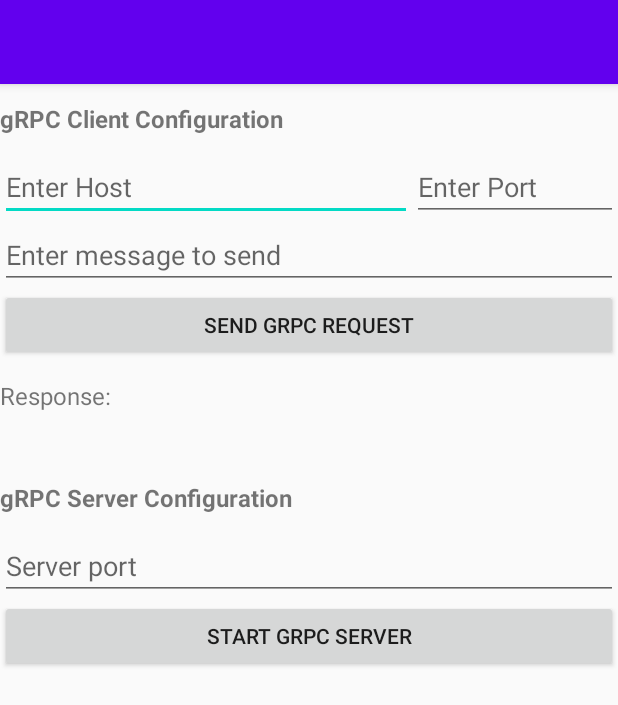
After one commit to narakai/logindemo, an Android app: the HelloworldActivity screen opened directly, with no data from a screen before it, on a phone screen of 412 x 824 dp. The commit adds this screen. Shown: the top 705 px of the screen. Run offline under Robolectric (Android 15) with nearby library versions, the phone set to English and light mode, and no system bars.

Commit message:
run gRPC helloworld demo application successfully

```diff
--- a/android/app/src/main/AndroidManifest.xml
+++ b/android/app/src/main/AndroidManifest.xml
@@ -1,6 +1,8 @@
 <?xml version="1.0" encoding="utf-8"?>
 <manifest xmlns:android="http://schemas.android.com/apk/res/android"
     package="com.tencent.logindemo">
+
+    <uses-permission android:name="android.permission.INTERNET"/>
 
     <application
         android:allowBackup="true"
@@ -16,6 +18,7 @@
                 <category android:name="android.intent.category.LAUNCHER" />
             </intent-filter>
         </activity>
+        <activity android:name=".HelloworldActivity" />
     </application>
 
 </manifest>
--- /dev/null
+++ b/android/app/src/main/res/layout/activity_helloworld.xml
@@ -0,0 +1,89 @@
+<LinearLayout xmlns:android="http://schemas.android.com/apk/res/android"
+    xmlns:tools="http://schemas.android.com/tools"
+    android:layout_width="match_parent"
+    android:layout_height="match_parent"
+    android:orientation="vertical"
+    tools:context=".HelloworldActivity">
+
+    <TextView
+        android:layout_width="match_parent"
+        android:layout_height="wrap_content"
+        android:paddingTop="12dp"
+        android:paddingBottom="12dp"
+        android:text="gRPC Client Configuration"
+        android:textSize="16sp"
+        android:textStyle="bold" />
+
+    <LinearLayout
+        android:layout_width="match_parent"
+        android:layout_height="wrap_content"
+        android:orientation="horizontal">
+
+        <EditText
+            android:id="@+id/host_edit_text"
+            android:layout_width="0dp"
+            android:layout_height="wrap_content"
+            android:layout_weight="2"
+            android:hint="Enter Host" />
+
+        <EditText
+            android:id="@+id/port_edit_text"
+            android:layout_width="0dp"
+            android:layout_height="wrap_content"
+            android:layout_weight="1"
+            android:hint="Enter Port"
+            android:inputType="numberDecimal" />
+    </LinearLayout>
+
+
+    <EditText
+        android:id="@+id/message_edit_text"
+        android:layout_width="match_parent"
+        android:layout_height="wrap_content"
+        android:hint="Enter message to send" />
+
+    <Button
+        android:id="@+id/send_button"
+        android:layout_width="match_parent"
+        android:layout_height="wrap_content"
+        android:onClick="sendMessage"
+        android:text="Send gRPC Request" />
+
+    <TextView
+        android:layout_width="match_parent"
+        android:layout_height="wrap_content"
+        android:paddingTop="12dp"
+        android:paddingBottom="12dp"
+        android:text="Response:"
+        android:textSize="16sp" />
+
+    <TextView
+        android:id="@+id/grpc_response_text"
+        android:layout_width="match_parent"
+        android:layout_height="wrap_content"
+        android:scrollbars="vertical"
+        android:textSize="16sp" />
+
+    <TextView
+        android:layout_width="match_parent"
+        android:layout_height="wrap_content"
+        android:paddingTop="12dp"
+        android:paddingBottom="12dp"
+        android:text="gRPC Server Configuration"
+        android:textSize="16sp"
+        android:textStyle="bold" />
+
+    <EditText
+        android:id="@+id/server_port_edit_text"
+        android:layout_width="match_parent"
+        android:layout_height="wrap_content"
+        android:hint="Server port" />
+
+    <Button
+        android:id="@+id/server_button"
+        android:layout_width="match_parent"
+        android:layout_height="wrap_content"
+        android:onClick="startOrStopServer"
+        android:text="Start gRPC Server" />
+
+</LinearLayout>
```
Also changed, not shown: android/app/build.gradle (+23 -0 lines), android/app/src/main/cpp/CMakeLists.txt (+96 -52 lines), android/app/src/main/java/com/tencent/logindemo/HelloworldActivity.java (added, +176 -0 lines), android/app/src/main/java/com/tencent/logindemo/MainActivity.kt (+7 -7 lines), android/app/src/main/res/layout/activity_main.xml (+18 -4 lines), 3 other files.
